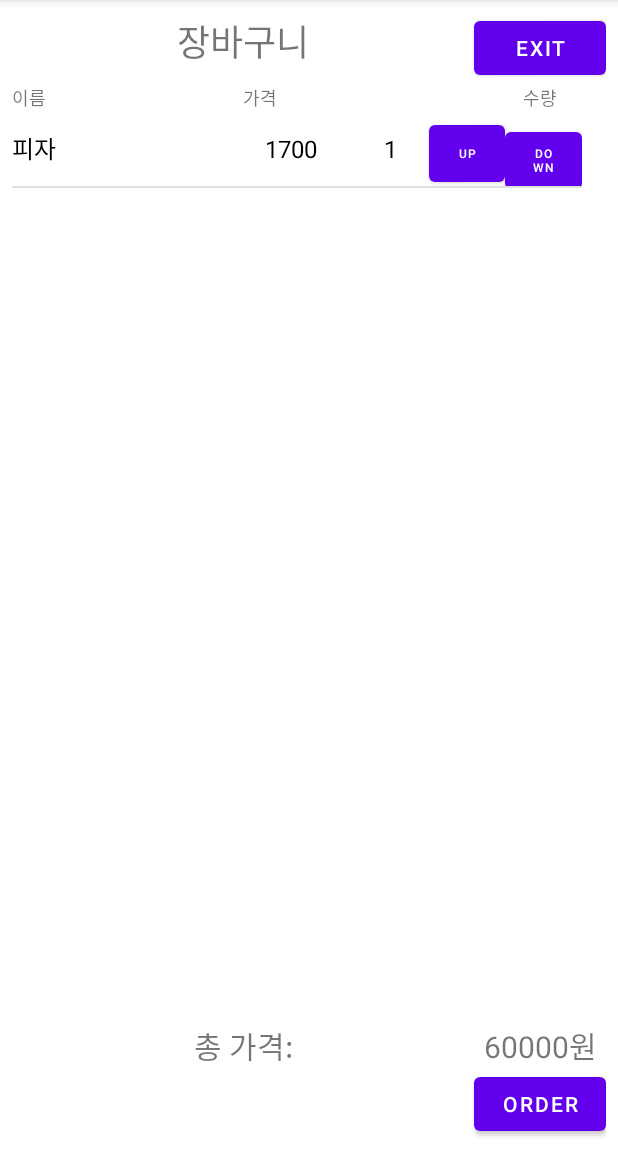
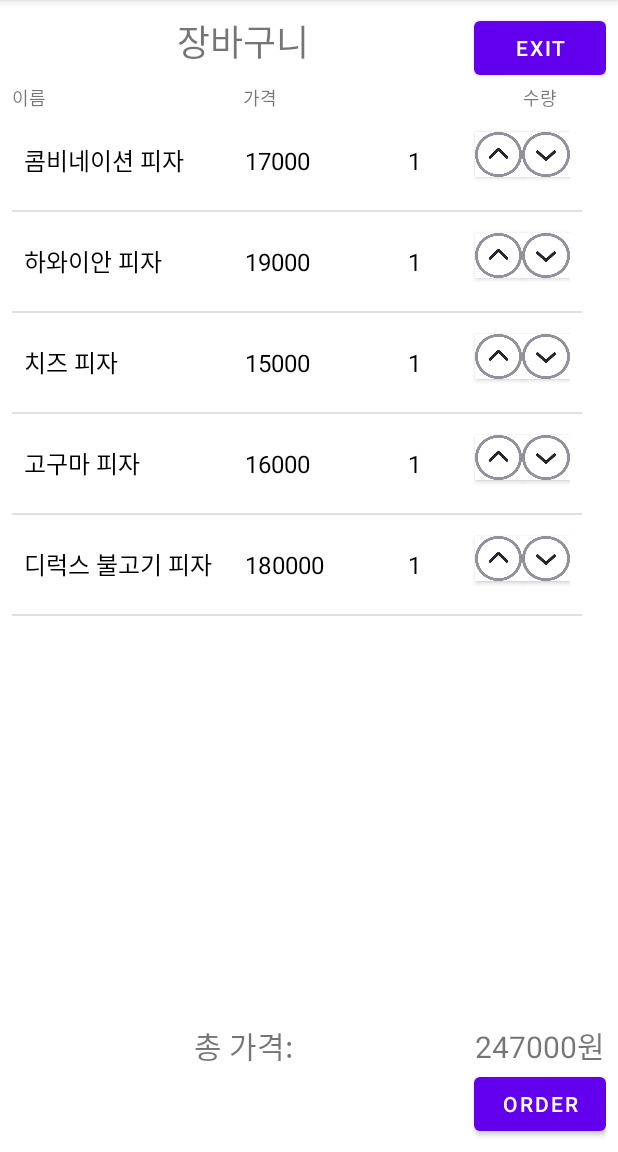
Before and after one commit to tjwjdgus12/good-pizza-great-pizza, an Android app: the screen it shows after launch (MainActivity), on a phone screen of 412 x 824 dp, the part 84-1236 px from its top. Run offline under Robolectric (Android 15) with nearby library versions, the phone set to English and light mode, and no system bars.

```diff
--- a/Subgroup2_Order/good_pizza_great_pizza/app/src/main/java/com/example/good_pizza_great_pizza/ListViewBtnAdapter.java
+++ b/Subgroup2_Order/good_pizza_great_pizza/app/src/main/java/com/example/good_pizza_great_pizza/ListViewBtnAdapter.java
@@ -20,6 +20,7 @@ import java.util.ArrayList;
 
 public class ListViewBtnAdapter extends ArrayAdapter implements View.OnClickListener  {
     // 버튼 클릭 이벤트를 위한 Listener 인터페이스 정의.
+
     public interface ListBtnClickListener {
         void onListBtnClick(int position) ;
     }
@@ -74,13 +75,14 @@ public class ListViewBtnAdapter extends ArrayAdapter implements View.OnClickList
             }
         });
 
-        // button2의 TAG에 position값 지정. Adapter를 click listener로 지정.
         Button button2 = (Button) convertView.findViewById(R.id.button2);
         button2.setOnClickListener(new Button.OnClickListener() {
             public void onClick(View v) {
                 int pre_value = Integer.parseInt(textTextView3.getText().toString());
+                if(pre_value == 0) return;
                 textTextView3.setText(Integer.toString(pre_value-1));
             }
+
         });
 
         return convertView;
--- a/Subgroup2_Order/good_pizza_great_pizza/app/src/main/java/com/example/good_pizza_great_pizza/ListViewBtnItem.java
+++ b/Subgroup2_Order/good_pizza_great_pizza/app/src/main/java/com/example/good_pizza_great_pizza/ListViewBtnItem.java
@@ -4,6 +4,12 @@ public class ListViewBtnItem {
     private String name;
     private String cost;
     private String count;
+
+    public ListViewBtnItem(String name, String cost, String count){
+        this.name = name;
+        this.cost = cost;
+        this.count = count;
+    }
 
     public void setText_name(String text) {
         name = text ;
--- a/Subgroup2_Order/good_pizza_great_pizza/app/src/main/java/com/example/good_pizza_great_pizza/MainActivity.java
+++ b/Subgroup2_Order/good_pizza_great_pizza/app/src/main/java/com/example/good_pizza_great_pizza/MainActivity.java
@@ -16,6 +16,7 @@ import android.widget.TextView;
 import android.widget.Toast;
 
 import java.util.ArrayList;
+import java.util.Iterator;
 
 public class MainActivity extends AppCompatActivity implements ListViewBtnAdapter.ListBtnClickListener{
 
@@ -27,11 +28,18 @@ public class MainActivity extends AppCompatActivity implements ListViewBtnAdapte
         ListView listview;
         ListViewBtnAdapter adapter;
         ArrayList<ListViewBtnItem> items = new ArrayList<ListViewBtnItem>();
-        ListViewBtnItem item = new ListViewBtnItem();
-        item.setText_name("피자");
-        item.setText_cost("1700");
-        item.setText_count("1");
-        items.add(item);
+
+        ListViewBtnItem item1 = new ListViewBtnItem("콤비네이션 피자", "17000", "1");
+        ListViewBtnItem item2 = new ListViewBtnItem("하와이안 피자", "19000", "1");
+        ListViewBtnItem item3 = new ListViewBtnItem("치즈 피자", "15000", "1");
+        ListViewBtnItem item4 = new ListViewBtnItem("고구마 피자", "16000", "1");
+        ListViewBtnItem item5 = new ListViewBtnItem("디럭스 불고기 피자", "180000", "1");
+        items.add(item1);
+        items.add(item2);
+        items.add(item3);
+        items.add(item4);
+        items.add(item5);
+
         adapter = new ListViewBtnAdapter(this, R.layout.listview_btn_item, items,this);
         listview = (ListView) findViewById(R.id.listview);
         listview.setAdapter(adapter);
@@ -43,67 +51,14 @@ public class MainActivity extends AppCompatActivity implements ListViewBtnAdapte
             }
         }) ;
 
-
-
-        /*String[] items = {
-                "콤비네이션 피자",
-                "하와이안 피자",
-                "치즈 피자",
-                "포테이토 피자",
-                "고구마 피자",
-                "불고기 피자",
-                "페페로니 피자",
-        };
-
-        String[] costs = {
-                "17000",
-                "20000",
-                "15000",
-                "17000",
-                "17000",
-                "18000",
-                "16000",
-        };
-
-        String[] counts = {
-                "2",
-                "2",
-                "2",
-                "3",
-                "1",
-                "1",
-                "1",
-        };
-        Button[] btn = {};
-
         TextView totalcostText = (TextView) findViewById(R.id.totalcost);
         int totalcost = 0;
-        for(int i = 0;i < costs.length;i++){
-            totalcost += Integer.parseInt(costs[i]) * Integer.parseInt(counts[i]);
+        for(ListViewBtnItem it : items){
+            totalcost += Integer.parseInt(it.getText_cost()) * Integer.parseInt(it.getText_count());
         }
         totalcostText.setText(Integer.toString(totalcost).concat("원"));
 
 
-        ListAdapter adapter = new ArrayAdapter<String>(this, android.R.layout.simple_list_item_1, items);
-        ListView listView = (ListView) findViewById(R.id.listView);
-        listView.setAdapter(adapter);
-        ListAdapter adapter2 = new ArrayAdapter<String>(this, android.R.layout.simple_list_item_1, costs);
-        ListView listView2 = (ListView) findViewById(R.id.costs);
-        listView2.setAdapter(adapter2);
-        ListAdapter adapter3 = new ArrayAdapter<String>(this, android.R.layout.simple_list_item_1, counts);
-        ListView listView3 = (ListView) findViewById(R.id.counts);
-        listView3.setAdapter(adapter3);
-
-        listView.setOnItemClickListener(
-                new AdapterView.OnItemClickListener() {
-                    @Override
-                    public void onItemClick(AdapterView<?> parent, View view, int position, long id) {
-                        String item = String.valueOf(parent.getItemAtPosition(position));
-                        Toast.makeText(MainActivity.this, item, Toast.LENGTH_SHORT).show();
-                    }
-                }
-        );
-        */
         Button exitButton = (Button) findViewById(R.id.exitButton);
         exitButton.setOnClickListener(new View.OnClickListener(){
             @Override
@@ -133,6 +88,6 @@ public class MainActivity extends AppCompatActivity implements ListViewBtnAdapte
 
     @Override
     public void onListBtnClick(int position) {
-        Toast.makeText(this, "수량이 변경되었습니다.", Toast.LENGTH_SHORT).show();
+        Toast.makeText(this, "수량이 변경되었습니다.", Toast.LENGTH_LONG).show();
     }
 }
--- a/Subgroup2_Order/good_pizza_great_pizza/app/src/main/res/layout/activity_main.xml
+++ b/Subgroup2_Order/good_pizza_great_pizza/app/src/main/res/layout/activity_main.xml
@@ -58,35 +58,9 @@
         android:layout_column="0"
         android:layout_columnSpan="3"
         android:layout_row="2"
-        android:layout_height="450dp"
+        android:layout_height="350dp"
         android:layout_width="380dp"
         />
-<!--
-    <ListView
-        android:id="@+id/listView"
-        android:layout_column="0"
-        android:layout_row="2"
-        android:layout_height="450dp"
-        android:layout_width="170dp"
-        />
-
-    <ListView
-        android:id="@+id/costs"
-        android:layout_column="1"
-        android:layout_row="2"
-        android:layout_height="450dp"
-        android:layout_width="100dp"
-        />
-
-    <ListView
-        android:id="@+id/counts"
-        android:layout_column="2"
-        android:layout_row="2"
-        android:layout_height="450dp"
-        android:layout_width="40dp"
-        />
-
--->
 
     <TextView
     android:id="@+id/totalText"
--- a/Subgroup2_Order/good_pizza_great_pizza/app/src/main/res/layout/listview_btn_item.xml
+++ b/Subgroup2_Order/good_pizza_great_pizza/app/src/main/res/layout/listview_btn_item.xml
@@ -1,9 +1,16 @@
 <?xml version="1.0" encoding="utf-8"?>
 <LinearLayout xmlns:android="http://schemas.android.com/apk/res/android"
-    android:orientation="horizontal" android:layout_width="match_parent"
-    android:layout_height="match_parent">
+    xmlns:app="http://schemas.android.com/apk/res-auto"
+    android:orientation="horizontal"
+    android:layout_width="match_parent"
+    android:layout_height="match_parent"
+    android:paddingBottom="8dp"
+    android:paddingTop="8dp"
+    android:paddingLeft="8dp"
+    android:paddingRight="8dp"
+    >
     <TextView
-        android:layout_width="130dp"
+        android:layout_width="90dp"
         android:layout_height="50dp"
         android:text="피자이름"
         android:id="@+id/name"
@@ -13,7 +20,7 @@
         android:layout_weight="40" />
 
     <TextView
-    android:layout_width="60dp"
+    android:layout_width="80dp"
     android:layout_height="50dp"
     android:text="가격"
     android:id="@+id/cost"
@@ -23,7 +30,7 @@
     android:layout_weight="20" />
 
     <TextView
-        android:layout_width="20dp"
+        android:layout_width="30dp"
         android:layout_height="50dp"
         android:text="수량"
         android:id="@+id/count"
@@ -34,18 +41,20 @@
 
     <Button
         android:id="@+id/button1"
-        android:layout_width="50dp"
-        android:layout_height="50dp"
-        android:text="UP"
-        android:textSize="8sp"
-        android:layout_weight="1" />
+        android:layout_width="30dp"
+        android:layout_height="30dp"
+        android:layout_weight="1"
+        android:background="@drawable/left"
+        app:backgroundTint="#00FFFFFF"
+        app:backgroundTintMode="add" />
 
     <Button
         android:id="@+id/button2"
-        android:layout_width="50dp"
-        android:layout_height="50dp"
-        android:text="DOWN"
-        android:textSize="8sp"
-        android:layout_weight="1" />
+        android:layout_width="30dp"
+        android:layout_height="30dp"
+        android:layout_weight="1"
+        android:background="@drawable/right"
+        app:backgroundTint="#00FFFFFF"
+        app:backgroundTintMode="add" />
 
 </LinearLayout>
```
Also changed, not shown: Subgroup2_Order/good_pizza_great_pizza/app/src/main/res/drawable/left.png (added), Subgroup2_Order/good_pizza_great_pizza/app/src/main/res/drawable/right.png (added).
